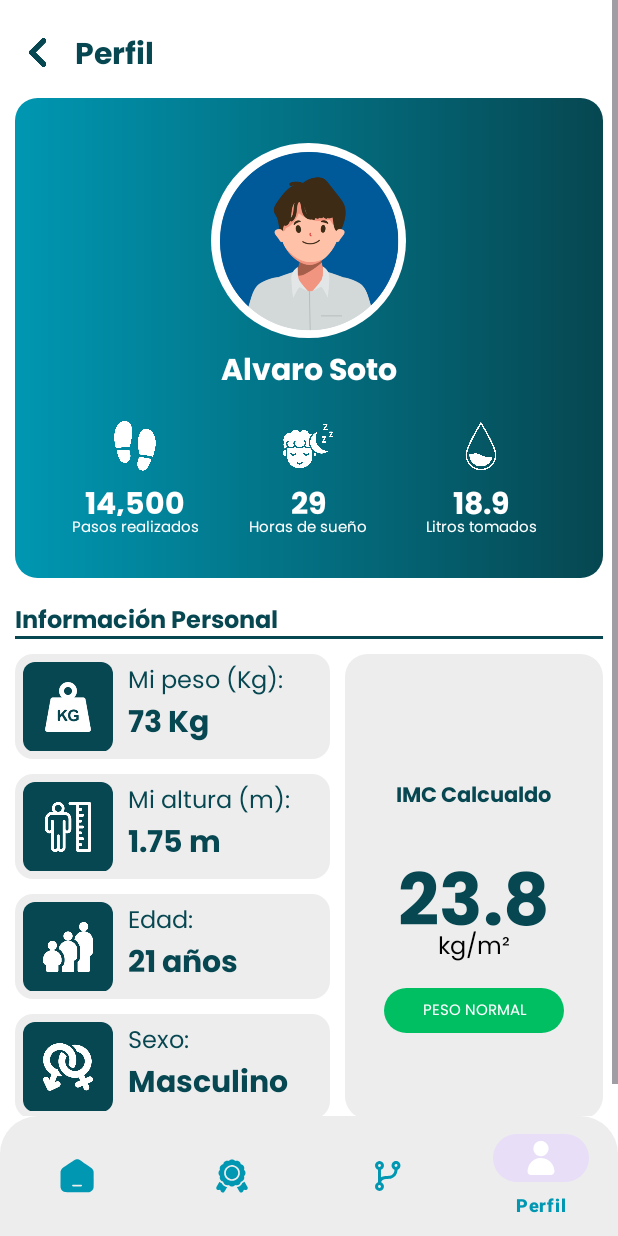
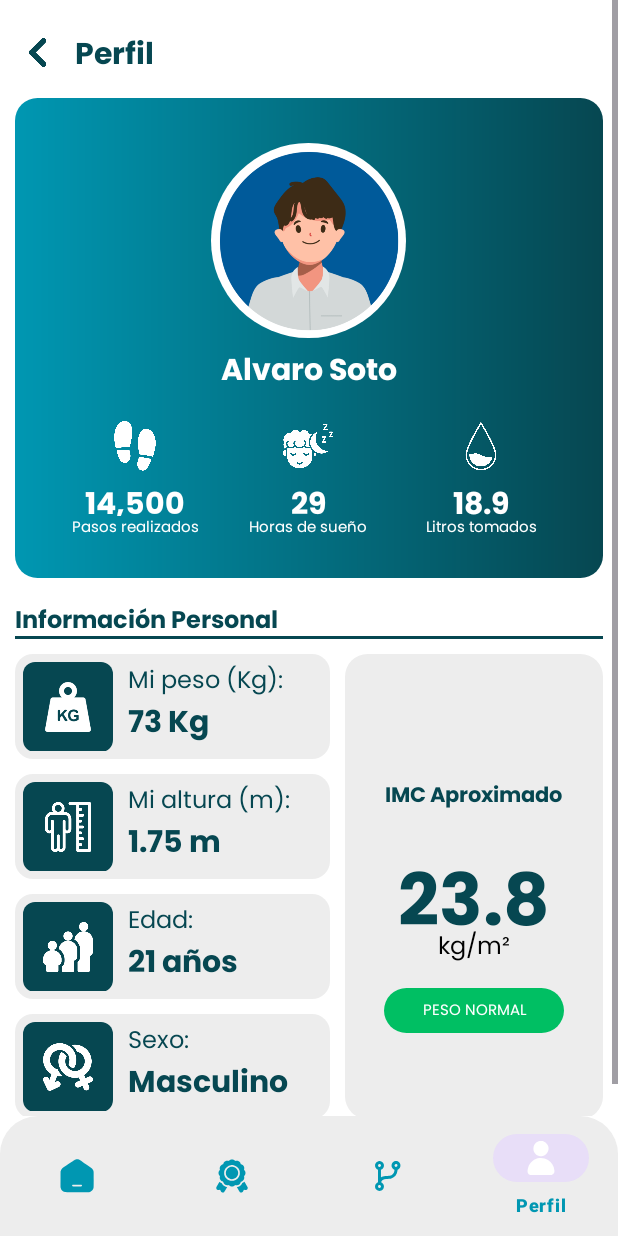
Before and after one commit to Joshi2006-dev/LiveToLive, an Android app: the screen it shows after launch (MainActivity), item 4 of the bottom bar chosen, on a phone screen of 412 x 824 dp. Run offline under Robolectric (Android 15) with nearby library versions, the phone set to English and light mode, and no system bars; Roboto replaces fonts that are not available here.

Commit message:
Cambio Navbar "Inicio" y Perfil IMC "Aproximado"

```diff
--- a/app/src/main/res/layout/fragment_profile.xml
+++ b/app/src/main/res/layout/fragment_profile.xml
@@ -477,7 +477,7 @@
                         android:layout_centerInParent="true"
                         android:layout_marginBottom="20dp"
                         android:fontFamily="@font/poppins_bold"
-                        android:text="IMC Calcualdo"
+                        android:text="IMC Aproximado"
                         android:textColor="#064751"
                         android:textSize="14sp" />
 
--- a/app/src/main/res/menu/navmenu.xml
+++ b/app/src/main/res/menu/navmenu.xml
@@ -2,7 +2,7 @@
 <menu xmlns:android="http://schemas.android.com/apk/res/android">
     <item
         android:id="@+id/home"
-        android:title="Home"
+        android:title="Inicio"
         android:icon="@drawable/home"/>
     <item
         android:id="@+id/achievement"
```
